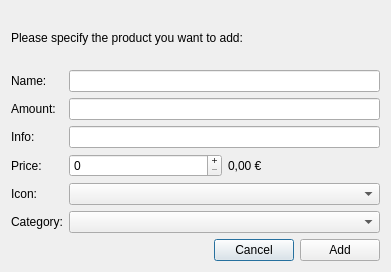
First picture: the form in admin/ui/addproductdialog.ui, repository Mateus224/rotable, before the edit.
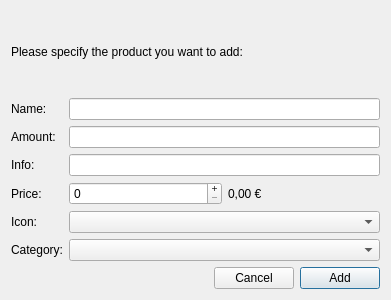
Second picture: the form after the edit. Icons and pictures are not drawn.

Commit message: Add focus on button, Close #6

```diff
--- a/admin/ui/addproductdialog.ui
+++ b/admin/ui/addproductdialog.ui
@@ -7,7 +7,7 @@
     <x>0</x>
     <y>0</y>
     <width>391</width>
-    <height>272</height>
+    <height>300</height>
    </rect>
   </property>
   <property name="sizePolicy">
@@ -136,6 +136,9 @@
        <property name="text">
         <string>Cancel</string>
        </property>
+       <property name="autoDefault">
+        <bool>false</bool>
+       </property>
       </widget>
      </item>
      <item>
@@ -143,6 +146,9 @@
        <property name="text">
         <string>Add</string>
        </property>
+       <property name="default">
+        <bool>true</bool>
+       </property>
       </widget>
      </item>
     </layout>
```
Left out of the diff: 6 changed lines with no effect on the pictures. The commit also changes 1 other file.
